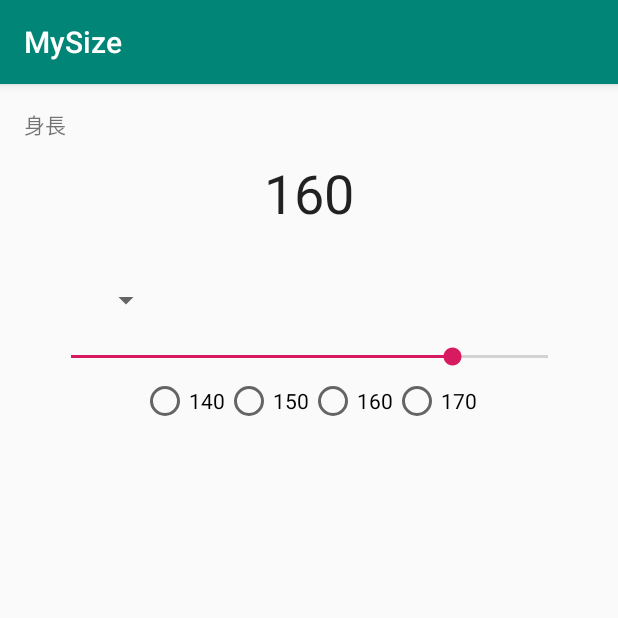
After one commit to FromF/MySizeAndroid, an Android app: the HeightActivity screen opened directly, with no data from a screen before it, on a phone screen of 412 x 824 dp, the top half of it. The commit adds this screen. Run offline under Robolectric (Android 15) with nearby library versions, the phone set to English and light mode, and no system bars.

Commit message:
CHAPTER06-05 complete

```diff
--- a/MySize/app/build.gradle
+++ b/MySize/app/build.gradle
@@ -25,7 +25,9 @@ android {
 
 dependencies {
     implementation fileTree(dir: 'libs', include: ['*.jar'])
-    implementation"org.jetbrains.kotlin:kotlin-stdlib-jdk7:$kotlin_version"
+    //Add Anko
+    implementation "org.jetbrains.anko:anko-common:$anko_version"
+    implementation "org.jetbrains.kotlin:kotlin-stdlib-jdk7:$kotlin_version"
     implementation 'com.android.support:appcompat-v7:28.0.0'
     implementation 'com.android.support.constraint:constraint-layout:1.1.3'
     testImplementation 'junit:junit:4.12'
--- a/MySize/app/src/main/AndroidManifest.xml
+++ b/MySize/app/src/main/AndroidManifest.xml
@@ -9,6 +9,8 @@
             android:roundIcon="@mipmap/ic_launcher_round"
             android:supportsRtl="true"
             android:theme="@style/AppTheme">
+        <activity android:name=".HeightActivity">
+        </activity>
         <activity android:name=".MainActivity">
             <intent-filter>
                 <action android:name="android.intent.action.MAIN"/>
--- /dev/null
+++ b/MySize/app/src/main/java/fromf/github/com/mysize/HeightActivity.kt
@@ -0,0 +1,69 @@
+package fromf.github.com.mysize
+
+import android.support.v7.app.AppCompatActivity
+import android.os.Bundle
+import android.preference.PreferenceManager
+import android.view.View
+import android.widget.AdapterView
+import android.widget.RadioButton
+import android.widget.SeekBar
+import android.widget.Spinner
+import kotlinx.android.synthetic.main.activity_height.*
+
+class HeightActivity : AppCompatActivity() {
+
+    override fun onCreate(savedInstanceState: Bundle?) {
+        super.onCreate(savedInstanceState)
+        setContentView(R.layout.activity_height)
+
+        spinner.onItemSelectedListener = object : AdapterView.OnItemSelectedListener {
+            override fun onItemSelected(parent: AdapterView<*>?, view: View?, position: Int, id: Long) {
+                val spinner = parent as? Spinner
+                val item = spinner?.selectedItem as String
+                item.let {
+                    if (it.isNotEmpty()) {
+                        height.text = it
+                    }
+                }
+            }
+
+            override fun onNothingSelected(parent: AdapterView<*>?) {
+                // none
+            }
+        }
+
+        PreferenceManager.getDefaultSharedPreferences(this).apply {
+            val heightVal = getInt("HEIGHT" ,160)
+            height.setText(heightVal.toString())
+            seekBar.progress = heightVal
+        }
+
+        seekBar.setOnSeekBarChangeListener(
+            object : SeekBar.OnSeekBarChangeListener {
+                override fun onProgressChanged(seekBar: SeekBar?, progress: Int, fromUser: Boolean) {
+                    height.text = progress.toString()
+                }
+
+                override fun onStartTrackingTouch(seekBar: SeekBar?) {
+                    //None
+                }
+
+                override fun onStopTrackingTouch(seekBar: SeekBar?) {
+                    //None
+                }
+            }
+        )
+
+        radioGroup.setOnCheckedChangeListener {
+                group, checkedId ->  height.text = findViewById<RadioButton>(checkedId).text
+        }
+    }
+
+    override fun onPause() {
+        super.onPause()
+
+        PreferenceManager.getDefaultSharedPreferences(this).edit()
+            .putInt("HEIGHT" , height.text.toString().toInt())
+            .apply()
+    }
+}
--- a/MySize/app/src/main/java/fromf/github/com/mysize/MainActivity.kt
+++ b/MySize/app/src/main/java/fromf/github/com/mysize/MainActivity.kt
@@ -4,6 +4,7 @@ import android.support.v7.app.AppCompatActivity
 import android.os.Bundle
 import android.preference.PreferenceManager
 import kotlinx.android.synthetic.main.activity_main.*
+import org.jetbrains.anko.startActivity
 
 class MainActivity : AppCompatActivity() {
 
@@ -25,6 +26,9 @@ class MainActivity : AppCompatActivity() {
         }
 
         save.setOnClickListener { onSaveTapped() }
+        heightButton.setOnClickListener {
+            startActivity<HeightActivity>()
+        }
     }
 
     private fun onSaveTapped() {
--- /dev/null
+++ b/MySize/app/src/main/res/layout/activity_height.xml
@@ -0,0 +1,65 @@
+<?xml version="1.0" encoding="utf-8"?>
+<android.support.constraint.ConstraintLayout
+        xmlns:android="http://schemas.android.com/apk/res/android"
+        xmlns:tools="http://schemas.android.com/tools"
+        xmlns:app="http://schemas.android.com/apk/res-auto"
+        android:layout_width="match_parent"
+        android:layout_height="match_parent"
+        tools:context=".HeightActivity">
+
+    <TextView
+            android:text="身長"
+            android:layout_width="wrap_content"
+            android:layout_height="wrap_content"
+            android:id="@+id/textView"
+            app:layout_constraintTop_toTopOf="parent" app:layout_constraintStart_toStartOf="parent"
+            android:layout_marginTop="16dp" android:layout_marginLeft="16dp" android:layout_marginStart="16dp"/>
+    <TextView
+            android:text="170"
+            android:layout_width="wrap_content"
+            android:layout_height="wrap_content"
+            android:id="@+id/height"
+            android:textAppearance="@style/TextAppearance.AppCompat.Large" android:textSize="36sp"
+            app:layout_constraintTop_toTopOf="parent" app:layout_constraintStart_toStartOf="parent"
+            android:layout_marginTop="48dp" app:layout_constraintEnd_toEndOf="parent"/>
+    <Spinner
+            android:layout_width="100dp"
+            android:layout_height="48dp"
+            android:id="@+id/spinner" android:entries="@array/txt_height_arr"
+            android:layout_marginTop="120dp" app:layout_constraintTop_toTopOf="parent"
+            app:layout_constraintStart_toStartOf="parent" android:layout_marginLeft="8dp"
+            android:layout_marginStart="8dp"/>
+    <SeekBar
+            android:layout_width="350dp"
+            android:layout_height="27dp"
+            android:id="@+id/seekBar" android:max="200" android:progress="160" app:layout_constraintEnd_toEndOf="parent"
+            android:layout_marginEnd="8dp" android:layout_marginRight="8dp"
+            app:layout_constraintStart_toStartOf="parent" android:layout_marginLeft="8dp"
+            android:layout_marginStart="8dp"
+            app:layout_constraintTop_toBottomOf="@+id/spinner"/>
+    <RadioGroup
+            android:layout_width="wrap_content"
+            android:layout_height="wrap_content"
+            android:id="@+id/radioGroup" android:orientation="horizontal"
+            app:layout_constraintTop_toBottomOf="@+id/seekBar" app:layout_constraintEnd_toEndOf="parent"
+            android:layout_marginEnd="8dp" android:layout_marginRight="8dp"
+            app:layout_constraintStart_toStartOf="parent" android:layout_marginLeft="8dp"
+            android:layout_marginStart="8dp">
+        <RadioButton
+                android:text="140"
+                android:layout_width="wrap_content"
+                android:layout_height="wrap_content" android:id="@+id/height1" android:layout_weight="1"/>
+        <RadioButton
+                android:text="150"
+                android:layout_width="wrap_content"
+                android:layout_height="wrap_content" android:id="@+id/height2" android:layout_weight="1"/>
+        <RadioButton
+                android:text="160"
+                android:layout_width="wrap_content"
+                android:layout_height="wrap_content" android:id="@+id/height3" android:layout_weight="1"/>
+        <RadioButton
+                android:text="170"
+                android:layout_width="wrap_content"
+                android:layout_height="wrap_content" android:id="@+id/height4" android:layout_weight="1"/>
+    </RadioGroup>
+</android.support.constraint.ConstraintLayout>
--- /dev/null
+++ b/MySize/app/src/main/res/values/arrays.xml
@@ -0,0 +1,11 @@
+<?xml version="1.0" encoding="utf-8"?>
+<resources>
+    <string-array name="txt_height_arr">
+        <item></item>
+        <item>160</item>
+        <item>165</item>
+        <item>170</item>
+        <item>175</item>
+        <item>180</item>
+    </string-array>
+</resources>
--- a/MySize/build.gradle
+++ b/MySize/build.gradle
@@ -2,6 +2,9 @@
 
 buildscript {
     ext.kotlin_version = '1.3.21'
+    //Add Anko Version
+    //See version -> https://github.com/Kotlin/anko/releases
+    ext.anko_version = '0.10.8'
     repositories {
         google()
         jcenter()
```
